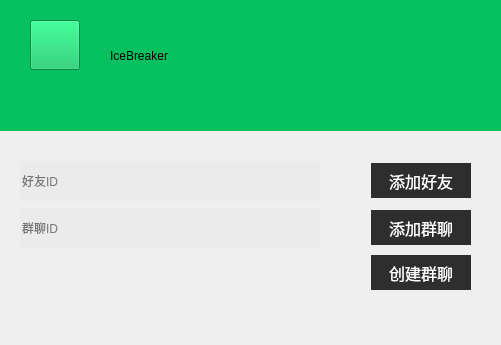
Above: qClient/add_friend.ui from AGuan177/QTice before the change. Below: the same form after it.
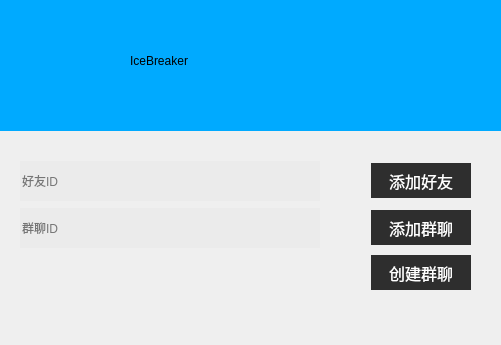
That is the form after the change.

Diff of the .ui file:
```diff
--- a/qClient/add_friend.ui
+++ b/qClient/add_friend.ui
@@ -35,47 +35,17 @@
     </sizepolicy>
    </property>
    <property name="styleSheet">
-    <string notr="true">background-color: rgb(7,193,96);
+    <string notr="true">background-color: rgb(0, 170, 255);
+
 </string>
    </property>
-   <widget class="QPushButton" name="logo">
-    <property name="geometry">
-     <rect>
-      <x>30</x>
-      <y>20</y>
-      <width>50</width>
-      <height>50</height>
-     </rect>
-    </property>
-    <property name="sizePolicy">
-     <sizepolicy hsizetype="Fixed" vsizetype="Fixed">
-      <horstretch>0</horstretch>
-      <verstretch>0</verstretch>
-     </sizepolicy>
-    </property>
-    <property name="minimumSize">
-     <size>
-      <width>50</width>
-      <height>50</height>
-     </size>
-    </property>
-    <property name="maximumSize">
-     <size>
-      <width>50</width>
-      <height>50</height>
-     </size>
-    </property>
-    <property name="text">
-     <string/>
-    </property>
-   </widget>
    <widget class="QLabel" name="label">
     <property name="geometry">
      <rect>
-      <x>110</x>
-      <y>20</y>
-      <width>231</width>
-      <height>71</height>
+      <x>130</x>
+      <y>10</y>
+      <width>281</width>
+      <height>101</height>
      </rect>
     </property>
     <property name="styleSheet">
```
